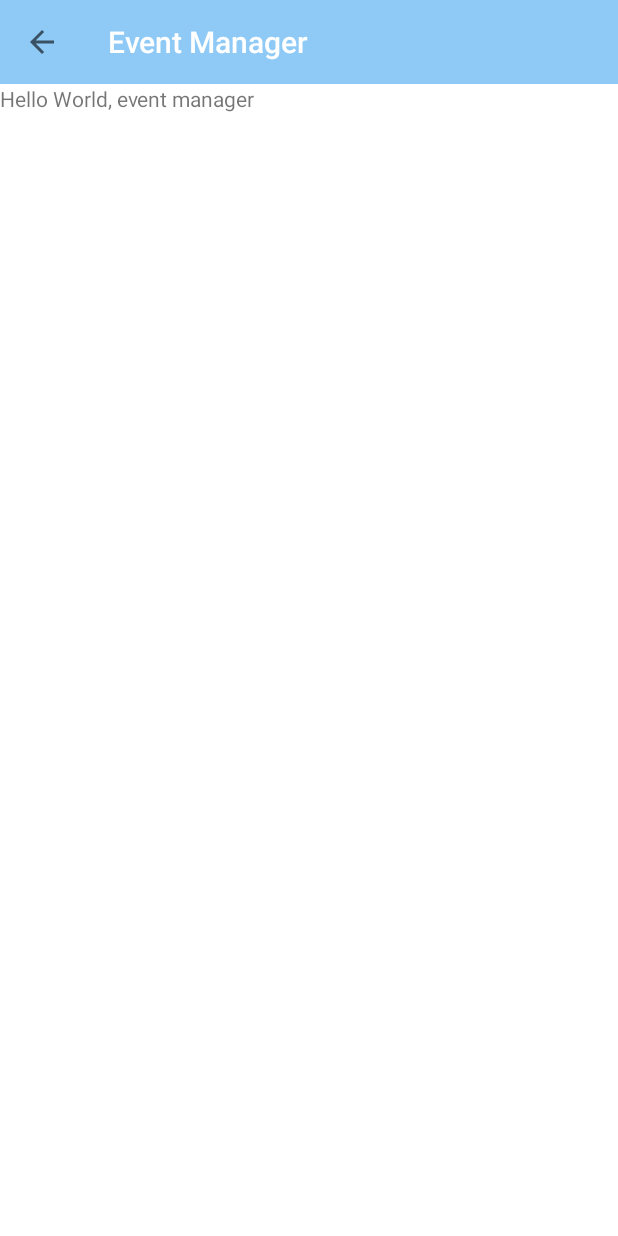
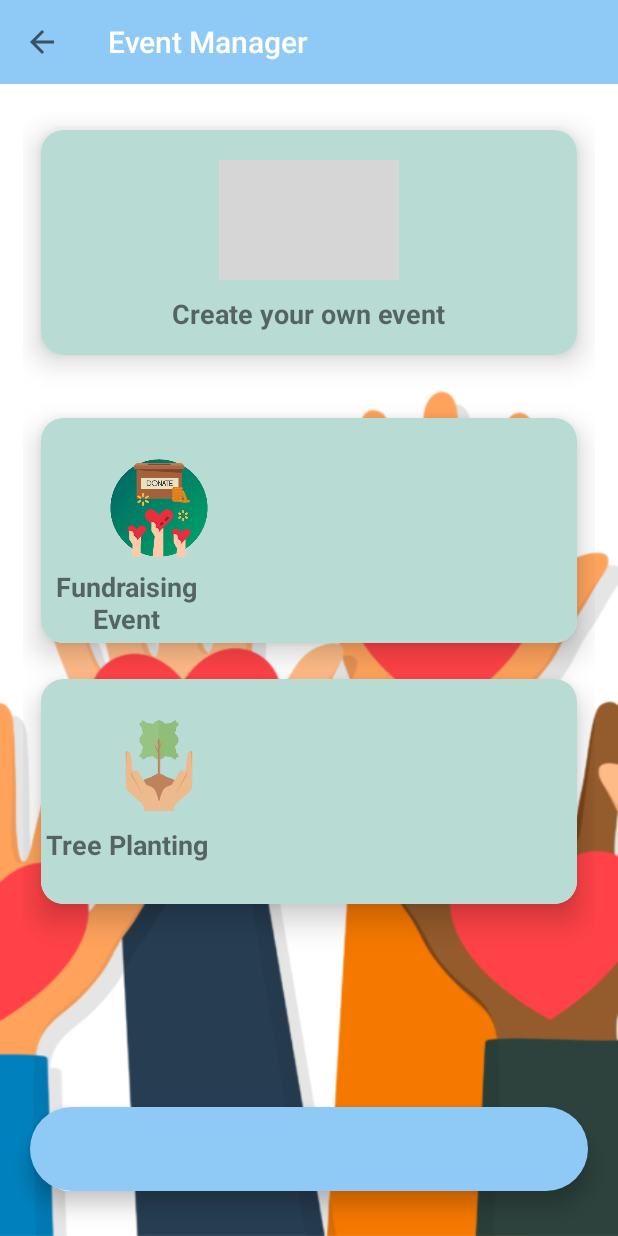
Before and after one commit to jonyurisoon/PhilantroLink, an Android app: the EventManagerDashboardActivity screen opened directly, with no data from a screen before it, on a phone screen of 412 x 824 dp. Run offline under Robolectric (Android 15) with nearby library versions, the phone set to English and light mode, and no system bars; grey boxes are pictures that could not be loaded.

Commit message:
on going dashboard ui

```diff
--- a/app/src/main/res/layout/activity_event_manager_dashboard.xml
+++ b/app/src/main/res/layout/activity_event_manager_dashboard.xml
@@ -1,10 +1,11 @@
 <?xml version="1.0" encoding="utf-8"?>
-<LinearLayout xmlns:android="http://schemas.android.com/apk/res/android"
+<RelativeLayout xmlns:android="http://schemas.android.com/apk/res/android"
     xmlns:tools="http://schemas.android.com/tools"
+    xmlns:app="http://schemas.android.com/apk/res-auto"
     android:layout_width="match_parent"
     android:layout_height="match_parent"
+    android:background="@drawable/bg"
     android:orientation="vertical"
-    android:background="@color/white"
     tools:context=".EventManagerDashboardActivity">
 
     <androidx.appcompat.widget.Toolbar
@@ -14,9 +15,144 @@
         android:background="@color/sky_blue"
         />
 
-    <TextView
+    <GridLayout
+        android:layout_width="match_parent"
+        android:layout_height="match_parent"
+        android:columnCount="1"
+        android:orientation="horizontal"
+        android:layout_marginTop="150dp"
+        android:layout_marginRight="15dp"
+        android:layout_marginLeft="15dp"
+        android:layout_centerInParent="true"
+        android:rowCount="4">
+
+        <androidx.cardview.widget.CardView
+            android:id="@+id/CharityEvent"
+            android:layout_width="0dp"
+            android:layout_height="150dp"
+            android:layout_columnWeight="1"
+            android:layout_margin="12dp"
+            app:cardCornerRadius="15dp"
+            app:cardElevation="12dp">
+
+            <LinearLayout
+                android:layout_width="match_parent"
+                android:layout_height="match_parent"
+                android:background="@color/light_green"
+                android:orientation="vertical">
+
+                <ImageView
+                    android:layout_width="120dp"
+                    android:layout_height="80dp"
+                    android:layout_gravity="center_horizontal"
+                    android:layout_marginTop="20dp"
+                    android:src="@drawable/ic_add" />
+
+                <TextView
+                    android:layout_width="wrap_content"
+                    android:layout_height="wrap_content"
+                    android:layout_gravity="center_horizontal"
+                    android:text="Create your own event"
+                    android:layout_marginTop="10dp"
+                    android:textSize="18sp"
+                    android:textStyle="bold"
+                    />
+            </LinearLayout>
+        </androidx.cardview.widget.CardView>
+
+
+        <androidx.cardview.widget.CardView
+            android:id="@+id/FundraisingEvent2"
+            android:layout_width="0dp"
+            android:layout_height="150dp"
+            android:layout_columnWeight="1"
+            android:layout_margin="12dp"
+            android:layout_marginTop="30dp"
+            app:cardCornerRadius="15dp"
+            app:cardElevation="12dp">
+
+            <LinearLayout
+                android:layout_width="match_parent"
+                android:layout_height="match_parent"
+                android:background="@color/light_green"
+                android:orientation="vertical">
+
+
+                <ImageView
+                    android:layout_width="100dp"
+                    android:layout_height="80dp"
+                    android:layout_marginRight="100dp"
+                    android:layout_gravity="center_horizontal"
+                    android:layout_marginTop="20dp"
+                    android:src="@drawable/ic_fundraising" />
+
+                <TextView
+                    android:layout_width="114dp"
+                    android:layout_height="80dp"
+                    android:layout_marginBottom="100dp"
+                    android:text="Fundraising Event"
+                    android:textAlignment="center"
+                    android:textSize="18sp"
+                    android:textStyle="bold" />
+            </LinearLayout>
+        </androidx.cardview.widget.CardView>
+
+        <androidx.cardview.widget.CardView
+            android:id="@+id/FundraisingEvent3"
+            android:layout_width="0dp"
+            android:layout_height="150dp"
+            android:layout_columnWeight="1"
+            android:layout_margin="12dp"
+            app:cardCornerRadius="15dp"
+            app:cardElevation="12dp">
+
+            <LinearLayout
+                android:id="@+id/TreePlanting"
+                android:layout_width="match_parent"
+                android:layout_height="match_parent"
+                android:background="@color/light_green"
+                android:orientation="vertical">
+
+                <TextView
+                    android:layout_width="1dp"
+                    android:layout_height="8dp"
+                    android:text="Tree Planting"
+                    android:textAlignment="center"
+                    android:textSize="18sp"
+                    android:textStyle="bold" />
+
+                <ImageView
+                    android:layout_width="100dp"
+                    android:layout_height="80dp"
+                    android:layout_marginRight="100dp"
+                    android:layout_gravity="center_horizontal"
+                    android:layout_marginTop="0dp"
+                    android:src="@drawable/ic_treeplanting" />
+
+
+                <TextView
+                    android:layout_width="114dp"
+                    android:layout_height="80dp"
+                    android:layout_marginBottom="100dp"
+                    android:text="Tree Planting"
+                    android:layout_marginTop="10dp"
+                    android:textAlignment="center"
+                    android:textSize="18sp"
+                    android:textStyle="bold" />
+
+
+            </LinearLayout>
+        </androidx.cardview.widget.CardView>
+    </GridLayout>
+
+    <com.google.android.material.bottomnavigation.BottomNavigationView
+        android:id="@+id/bottomNavigation"
         android:layout_width="match_parent"
         android:layout_height="wrap_content"
-        android:text="Hello World, event manager"/>
-
-</LinearLayout>
+        android:layout_alignParentBottom="true"
+        android:layout_marginEnd="20dp"
+        android:layout_marginStart="20dp"
+        android:layout_marginBottom="30dp"
+        android:background="@drawable/bottom_menu_bg"
+        />
+</RelativeLayout>
--- a/app/src/main/res/layout/activity_profile_dashboard.xml
+++ b/app/src/main/res/layout/activity_profile_dashboard.xml
@@ -6,6 +6,8 @@
     android:orientation="vertical"
     android:background="@color/white"
     tools:context=".ProfileDashboardActivity">
+
+
 
     <androidx.appcompat.widget.Toolbar
         android:id="@+id/ProfileToolbar"
@@ -19,4 +21,6 @@
         android:layout_height="wrap_content"
         android:text="Hello World, profile"/>
 
+
+
 </LinearLayout>
```
